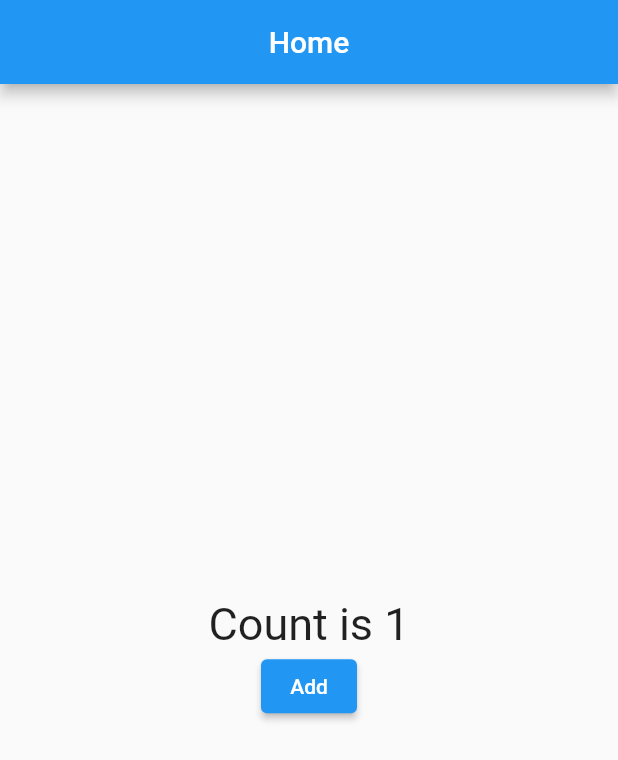
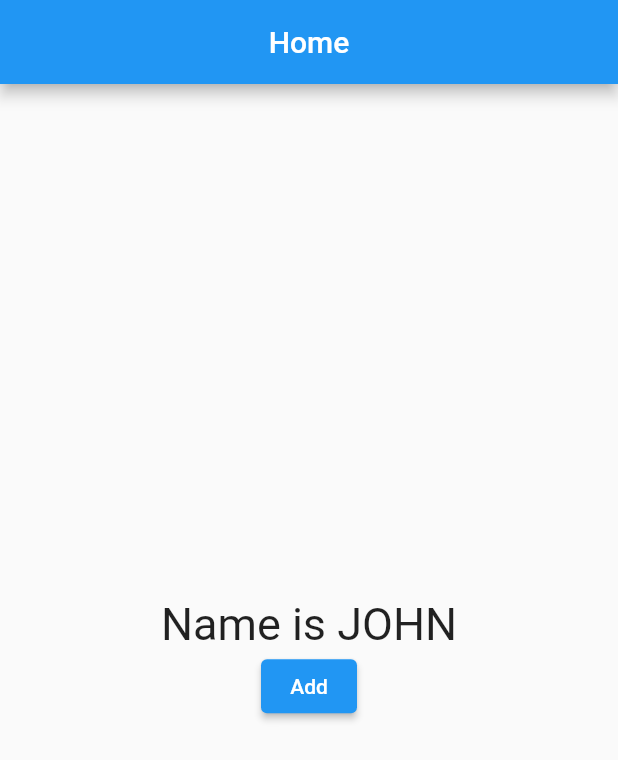
Before and after one commit to vinodmadhu97/getx-demo, a Flutter app: the screen it shows after launch, after a tap on "Add", on a phone screen of 412 x 824 dp. Shown: the top 760 px of the screen. Run offline on Flutter 3.47's test engine with Material 2 defaults, Android fonts, the phone set to English and light mode, and no system bars; our stand-ins replace get.

Commit message:
Step2 - reactive state management with model using pre defined data

```diff
--- a/lib/home.dart
+++ b/lib/home.dart
@@ -1,14 +1,15 @@
 import 'package:flutter/material.dart';
 import 'package:get/get.dart';
+import 'package:getx_demo/student_model.dart';
 
 class HomeScreen extends StatelessWidget {
   HomeScreen({Key? key}) : super(key: key);
 
-  RxInt number = 0.obs;
+  Student student = Student();
 
 
-  void incrementCount(){
-    number++;
+  void toUpper(){
+    student.name.value = student.name.value.toUpperCase();
   }
 
   @override
@@ -22,12 +23,12 @@ class HomeScreen extends StatelessWidget {
         child: Column(
           mainAxisAlignment: MainAxisAlignment.center,
           children:  [
-              Obx(()=> Text("Count is $number",style: const TextStyle(fontSize: 30),),
+              Obx(()=> Text("Name is ${student.name.value}",style: const TextStyle(fontSize: 30),),
               ),
 
             ElevatedButton(
                 onPressed: (){
-                  incrementCount();
+                  toUpper();
                 },
                 child: const Text("Add")
             )
--- /dev/null
+++ b/lib/student_model.dart
@@ -0,0 +1,5 @@
+import 'package:get/get.dart';
+class Student{
+  var name = "John".obs;
+  var age = 20.obs;
+}
```
